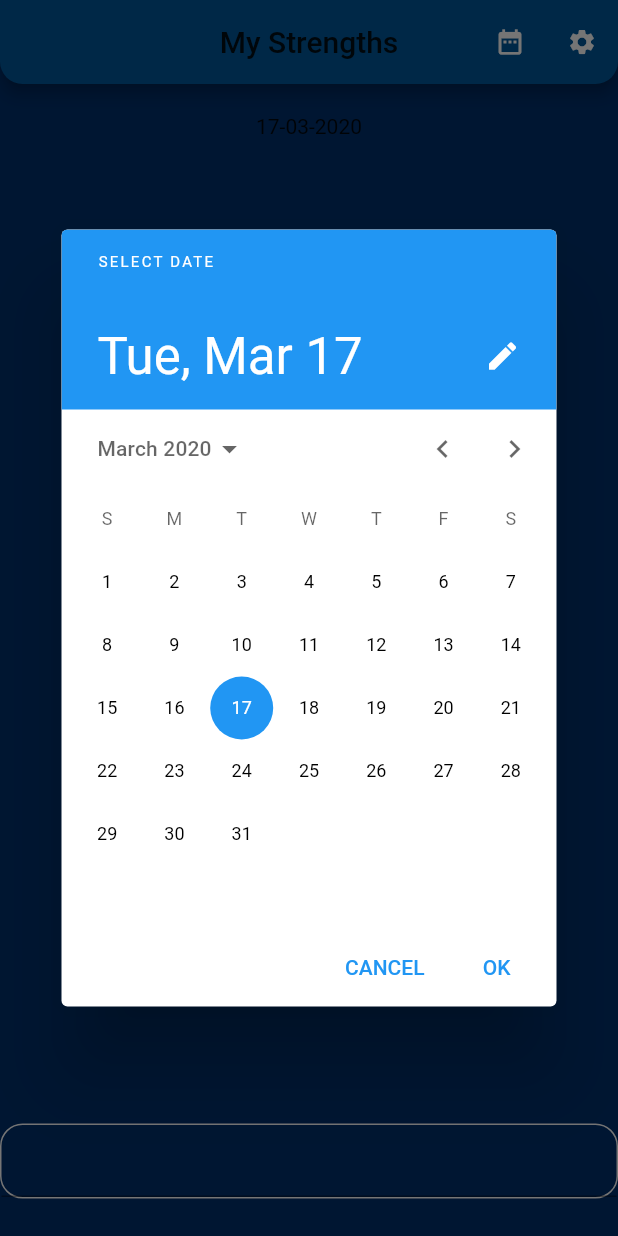
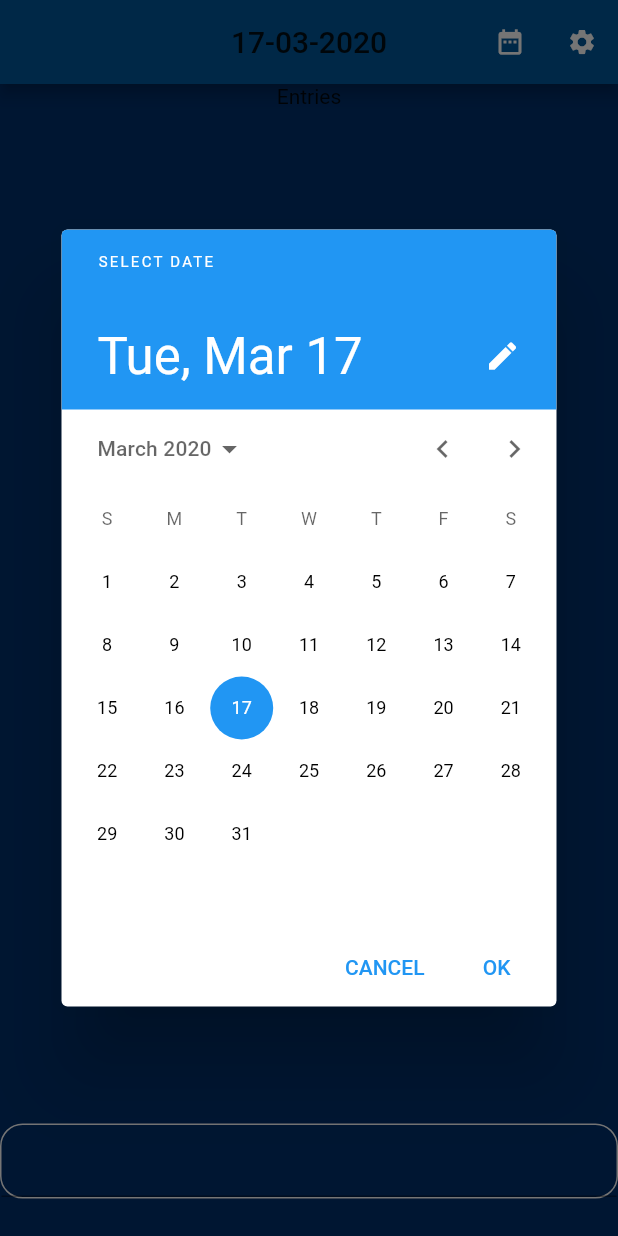
Before and after one commit to AlexHBall/MyStrengths, a Flutter app: the screen it shows after launch, after a tap on the "date range" icon, on a phone screen of 412 x 824 dp. Run offline on Flutter 3.47's test engine with Material 2 defaults, Android fonts, the phone set to English and light mode, and no system bars; our stand-ins replace flutter_local_notifications, shared_preferences, sqflite; missing offline and left inert: dart_random_choice; accounts and stored records are empty.

Commit message:
change font and put date on appbar

```diff
--- a/lib/ui/app_bar.dart
+++ b/lib/ui/app_bar.dart
@@ -3,8 +3,8 @@ import 'settings.dart';
 
 class MyAppBar extends StatelessWidget with PreferredSizeWidget {
   final Function(DateTime) onDateSelected;
-
-  MyAppBar(this.onDateSelected);
+  final String date;
+  MyAppBar(this.date, this.onDateSelected);
 
   @override
   Size get preferredSize => Size.fromHeight(kToolbarHeight);
@@ -12,14 +12,14 @@ class MyAppBar extends StatelessWidget with PreferredSizeWidget {
   @override
   Widget build(BuildContext context) {
     return AppBar(
-      title: new Text("My Strengths"),
+      title: new Text(date),
       textTheme: Theme.of(context).textTheme,
       centerTitle: true,
-      shape: RoundedRectangleBorder(
-        borderRadius: BorderRadius.vertical(
-          bottom: Radius.circular(15),
-        ),
-      ),
+      // shape: RoundedRectangleBorder(
+      //   borderRadius: BorderRadius.vertical(
+      //     bottom: Radius.circular(15),
+      //   ),
+      // ),
       actions: <Widget>[
         IconButton(
           icon: Icon(Icons.date_range),
--- a/lib/ui/strength_list.dart
+++ b/lib/ui/strength_list.dart
@@ -43,35 +43,24 @@ class DyanmicList extends State<MyStrenghtsList> {
     super.initState();
   }
 
+  Column newColumn() {
+    return new Column(
+        // mainAxisAlignment: MainAxisAlignment.center,
+        children: <Widget>[
+          Text("Entries"),
+          Expanded(
+            child: getEntryList(),
+          ),
+          StrengthInputContainer(_handleNewEntry),
+          SizedBox(height: 25.0),
+        ]);
+  }
+
   @override
-  Widget build(BuildContext ctxt) {
-    var children2 = <Widget>[
-      new Padding(
-        padding: EdgeInsets.only(
-          top: 20,
-        ),
-      ),
-      new Row(
-        mainAxisAlignment: MainAxisAlignment.center,
-        children: <Widget>[Text(_formattedDate)],
-      ),
-      new Padding(
-        padding: EdgeInsets.only(
-          top: 20,
-        ),
-      ),
-      new Expanded(
-        child: getEntryList(),
-      ),
-      SizedBox(height: 25.0),
-      InputContainer(_handleNewEntry),
-      SizedBox(height: 25.0)
-    ];
+  Widget build(BuildContext context) {
     return new Scaffold(
-      appBar: MyAppBar(_handleDateChange),
-      body: new Column(
-        children: children2,
-      ),
+      appBar: MyAppBar(_formattedDate, _handleDateChange),
+      body: newColumn(),
     );
   }
 
@@ -90,7 +79,6 @@ class DyanmicList extends State<MyStrenghtsList> {
           ? ListView.builder(
               itemCount: snapshot.data.length,
               itemBuilder: (context, itemPosition) {
-
                 Entry entry = snapshot.data[itemPosition];
                 return EntryCard(entry.description);
               },
--- a/lib/utils/theme.dart
+++ b/lib/utils/theme.dart
@@ -2,7 +2,7 @@ import 'package:flutter/material.dart';
 
 //The purpose here is COLOURS, FONTS, TEXT STYLES
 ThemeData basicTheme() {
-  String fontFamily = 'Playfair';
+  String fontFamily = 'Baloo';
 
   TextTheme _basicTextTheme(TextTheme base) {
     return base.copyWith(
@@ -13,13 +13,14 @@ ThemeData basicTheme() {
         ),
         title: base.title.copyWith(
             fontFamily: fontFamily,
-            fontSize: 30.0,
+            fontSize: 35.0,
             color: Colors.white70,
-            fontStyle: FontStyle.italic),
+            fontStyle: FontStyle.normal,
+            fontWeight: FontWeight.bold),
         display1: base.headline.copyWith(
           fontFamily: fontFamily,
-          fontSize: 24.0,
-          color: Colors.white30,
+          fontSize: 28.0,
+          color: Colors.white70,
         ),
         display2: base.headline.copyWith(
           fontFamily: fontFamily,
@@ -33,7 +34,7 @@ ThemeData basicTheme() {
             color: Colors.white,
             fontFamily: fontFamily,
             fontSize: 20,
-            fontStyle: FontStyle.italic),
+            fontStyle: FontStyle.normal),
         body2:
             base.body2.copyWith(color: Colors.white, fontFamily: fontFamily));
   }
```
Also changed, not shown: lib/ui/custom/box_decoration.dart (added, +29 -0 lines), lib/ui/custom/cards.dart (+7 -3 lines), lib/ui/custom/containers.dart (+42 -9 lines), lib/ui/custom/icons.dart (+5 -3 lines), pubspec.yaml (+4 -4 lines), fonts/BalooBhai2-Regular.ttf (added), fonts/BalooBhai2-SemiBold.ttf (added), fonts/PlayfairDisplay-Italic-VariableFont.ttf (deleted), fonts/PlayfairDisplay-VariableFont.ttf (deleted).
